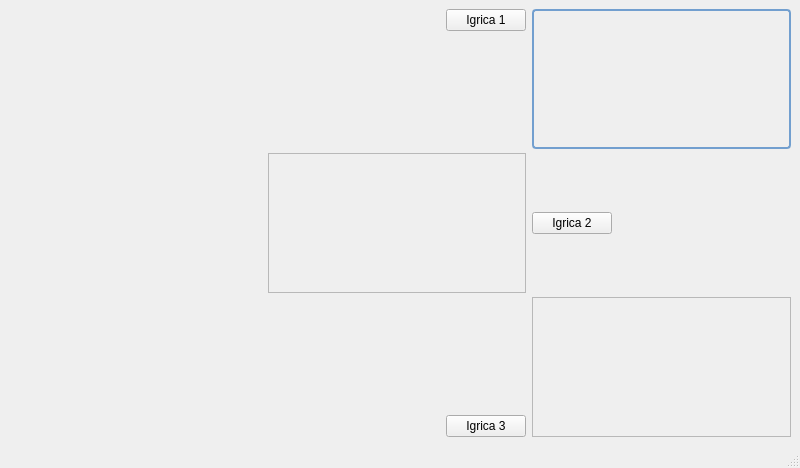
Before: the Qt Designer form BOLT/forms/bolt.ui in MATF-RS20/RS005-bolt, drawn with Qt 5.
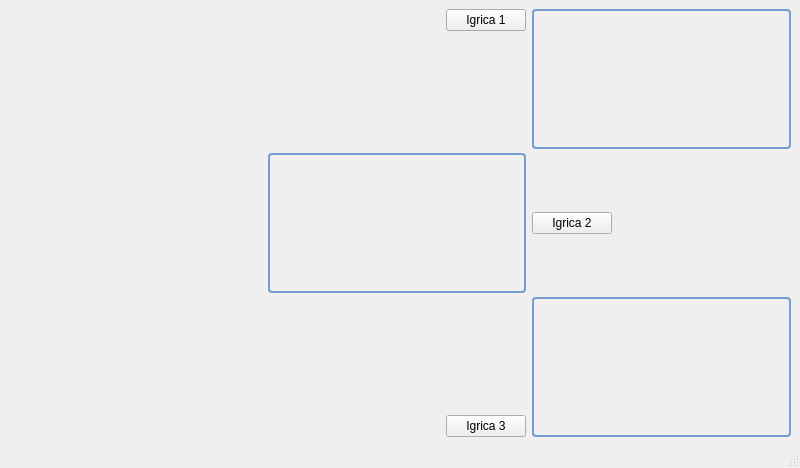
After: the same form once the commit is applied. Icons and pictures are not drawn.

What changed in the file:
```diff
--- a/BOLT/forms/bolt.ui
+++ b/BOLT/forms/bolt.ui
@@ -93,6 +93,13 @@
           <height>140</height>
          </size>
         </property>
+        <property name="styleSheet">
+         <string notr="true">QFrame {
+    border: 2px solid rgb(114, 159, 207);
+    border-radius: 4px;
+    padding: 2px;
+}</string>
+        </property>
         <property name="frameShape">
          <enum>QFrame::StyledPanel</enum>
         </property>
@@ -239,6 +246,13 @@
           <height>140</height>
          </size>
         </property>
+        <property name="styleSheet">
+         <string notr="true">QFrame {
+    border: 2px solid rgb(114, 159, 207);
+    border-radius: 4px;
+    padding: 2px;
+}</string>
+        </property>
         <property name="frameShape">
          <enum>QFrame::StyledPanel</enum>
         </property>
```
Left out of the diff: 11 changed lines with no effect on the pictures.
